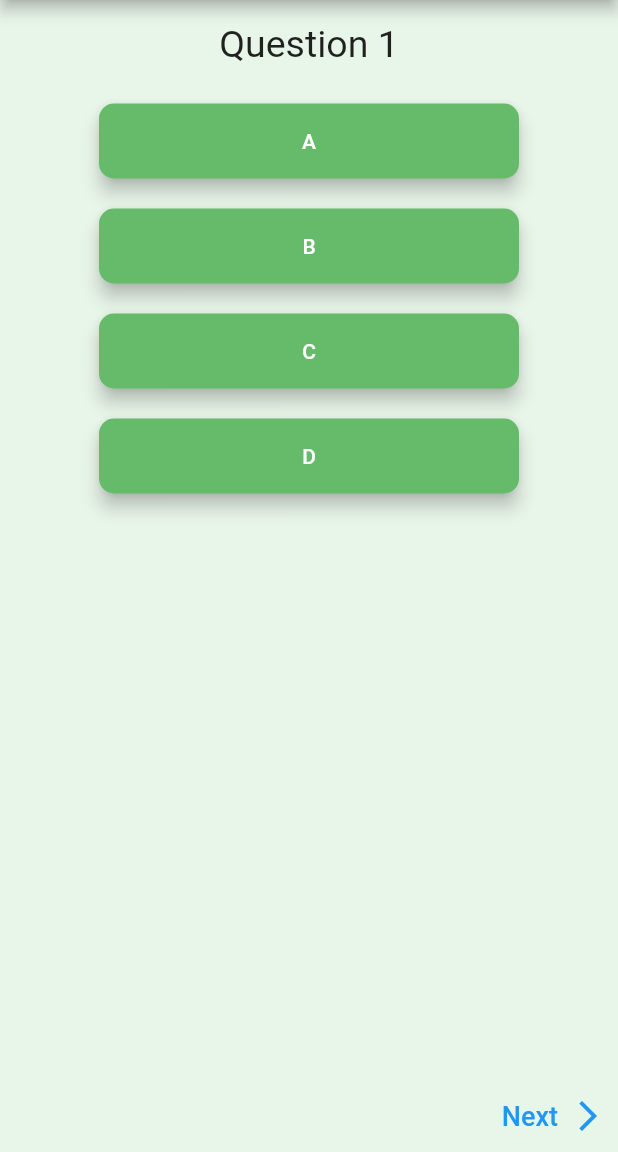
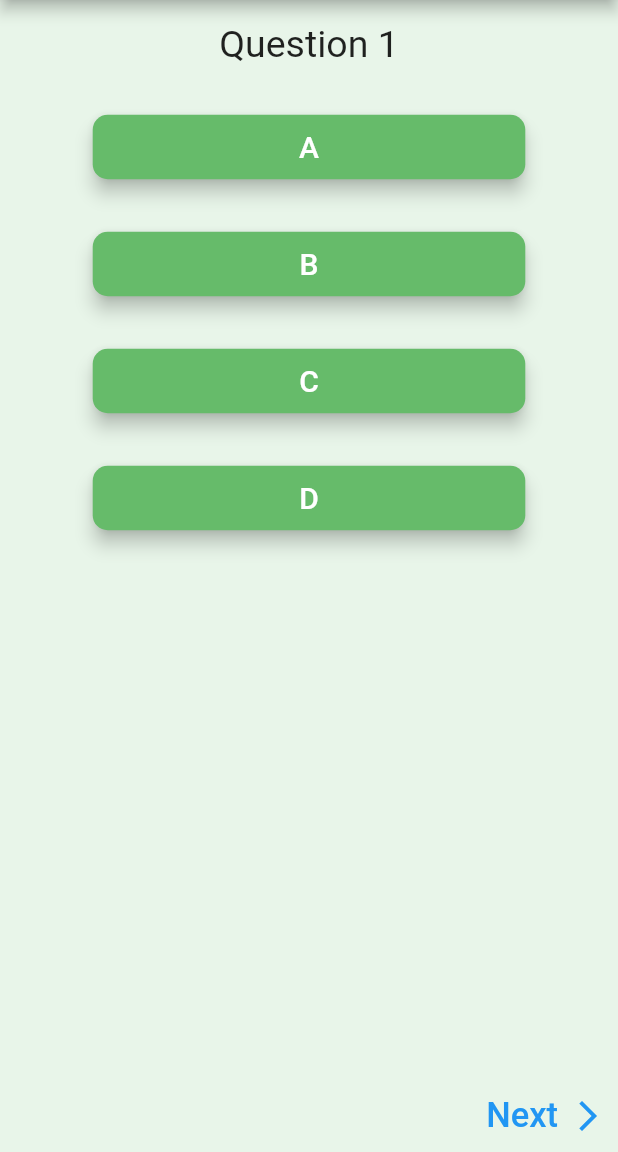
Before and after one commit to hayden-huynh/together-mobile-app, a Flutter app: the screen it shows after launch, on a phone screen of 412 x 824 dp, the part 84-1236 px from its top. Run offline on Flutter 3.47's test engine with Material 2 defaults, Android fonts, the light colour scheme and no system bars.

Commit message:
Finished implementing responsive layout for questionnaire screen

```diff
--- a/lib/screens/questionnaire_entry_screen.dart
+++ b/lib/screens/questionnaire_entry_screen.dart
@@ -19,7 +19,9 @@ class QuestionnaireEntryScreen extends StatelessWidget {
           style: Theme.of(context).textTheme.headline6,
         ),
       ),
-      body: QuestionnaireEntryWidget(entries),
+      body: SafeArea(
+        child: QuestionnaireEntryWidget(entries),
+      ),
     );
   }
 }
--- a/lib/widgets/answer_button.dart
+++ b/lib/widgets/answer_button.dart
@@ -3,7 +3,6 @@ import 'package:flutter/material.dart';
 import 'package:together_app/models/answer.dart';
 
 class AnswerButton extends StatelessWidget {
-
   final int answerIndex;
   final Answer answer;
   final Function selectAnswer;
@@ -19,10 +18,10 @@ class AnswerButton extends StatelessWidget {
     return Align(
       // Align wrapping around ElevatedButton will make the button return to its default width
       child: Container(
-        margin: const EdgeInsets.all(10),
-        child: SizedBox(
-          width: 280,
-          height: 50,
+        margin: const EdgeInsets.symmetric(vertical: 15),
+        child: LayoutBuilder(
+          builder: (ctx, constraints) => SizedBox(
+            width: constraints.maxWidth * 0.7,
             child: ElevatedButton(
               style: ElevatedButton.styleFrom(
                 primary: answer.isSelected
@@ -33,13 +32,20 @@ class AnswerButton extends StatelessWidget {
                   borderRadius: BorderRadius.circular(10),
                 ),
               ),
-            child: Text('${answer.answerText}'),
+              child: Container(
+                margin: EdgeInsets.symmetric(vertical: 10),
+                child: Text(
+                  '${answer.answerText}',
+                  style: TextStyle(fontSize: 20),
+                ),
+              ),
               onPressed: () {
                 selectAnswer(answerIndex);
               },
             ),
           ),
         ),
+      ),
     );
   }
 }
--- a/lib/widgets/questionnaire_entry_navigator.dart
+++ b/lib/widgets/questionnaire_entry_navigator.dart
@@ -26,7 +26,7 @@ class QuestionnaireEntryNavigator extends StatelessWidget {
             icon: const Icon(Icons.arrow_back_ios_outlined),
             label: const Text(
               'Previous',
-              style: TextStyle(fontSize: 18),
+              style: TextStyle(fontSize: 23),
             ),
           ),
         if (currentEntryIndex != entryNum - 1)
@@ -34,7 +34,7 @@ class QuestionnaireEntryNavigator extends StatelessWidget {
             onPressed: goToNextEntry,
             icon: const Text(
               'Next',
-              style: TextStyle(fontSize: 18),
+              style: TextStyle(fontSize: 23),
             ),
             label: const Icon(Icons.arrow_forward_ios_outlined),
           ),
```
Lines whose indentation alone changed are shown as unchanged.
